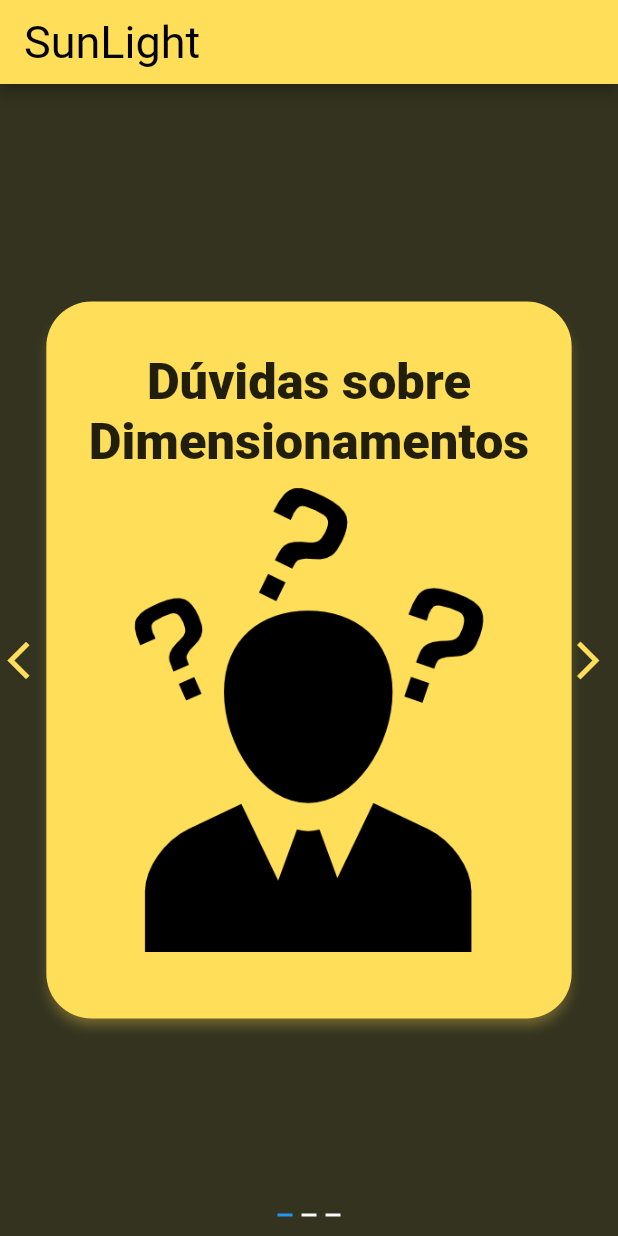
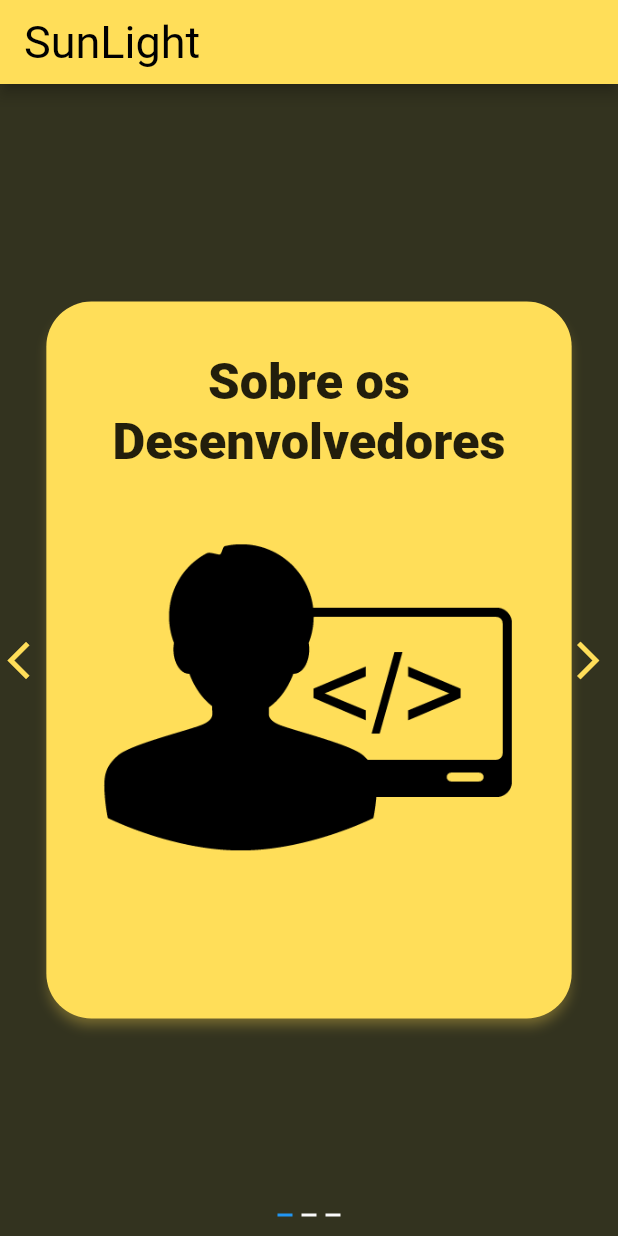
Before and after one commit to jameshirxlehor/sunLight, a Flutter app: the screen it shows after launch, swiped to page 3, on a phone screen of 412 x 824 dp. Run offline on Flutter 3.47's test engine with Material 3 defaults, Android fonts, the phone set to English and light mode, and no system bars; drawn by our look-alikes of card_swiper.

Commit message:
alterado sobre

```diff
--- a/lib/pages/home.dart
+++ b/lib/pages/home.dart
@@ -45,8 +45,8 @@ class _HomeState extends State<Home> {
             return cardOpcaoHome(
               largura: largura,
               altura: altura,
-              palavraPrimaria: "Dúvidas sobre",
-              palavraSecundaria: "Dimensionamentos",
+              palavraPrimaria: "Sobre os",
+              palavraSecundaria: "Desenvolvedores",
               urlImagem: "assets/image/page3.png",
               click: () {},
             );
```
Also changed, not shown: assets/image/page3.png.
